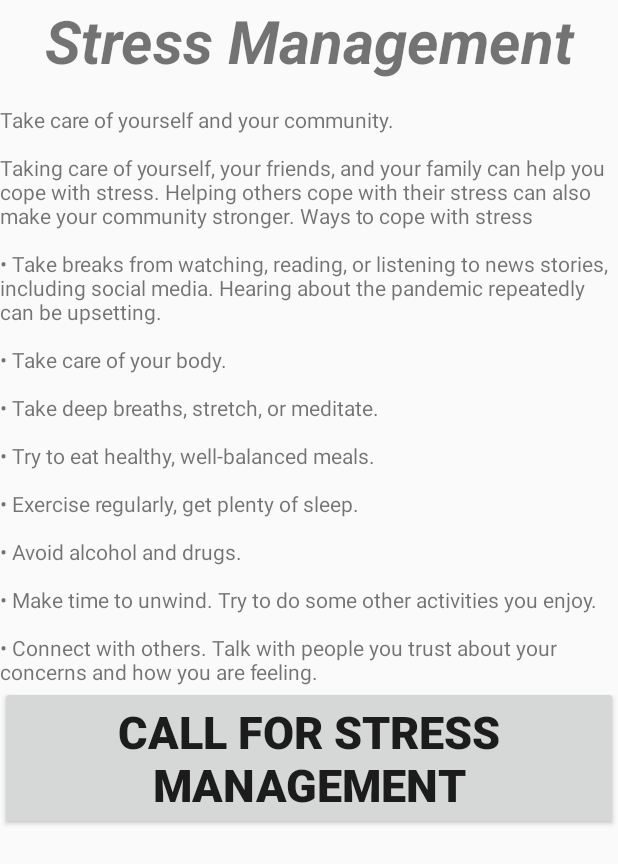
After one commit to shwetakashid12/Hack_O-_Holics, an Android app: the stress_management screen opened directly, with no data from a screen before it, on a phone screen of 412 x 824 dp. The commit adds this screen. Shown: the top 864 px of the screen. Run offline under Robolectric (Android 15) with nearby library versions, the phone set to English and light mode, and no system bars; network calls fail.

Commit message:
final project

```diff
--- /dev/null
+++ b/app/src/main/java/com/example/hackthon_covid/stress_management.java
@@ -0,0 +1,42 @@
+package com.example.hackthon_covid;
+
+import androidx.appcompat.app.AppCompatActivity;
+import androidx.core.app.ActivityCompat;
+import androidx.core.content.ContextCompat;
+
+import android.Manifest;
+import android.content.Intent;
+import android.content.pm.PackageManager;
+import android.net.Uri;
+import android.os.Bundle;
+import android.view.View;
+import android.widget.Button;
+import android.widget.TextView;
+
+public class stress_management extends AppCompatActivity {
+    private static final int req_id = 1;
+    Button b1;
+    TextView textView;
+    @Override
+    protected void onCreate(Bundle savedInstanceState) {
+        super.onCreate(savedInstanceState);
+        setContentView(R.layout.activity_stress_management);
+        b1=findViewById(R.id.b1);
+        textView=findViewById(R.id.t1);
+        b1.setOnClickListener(new View.OnClickListener() {
+            @Override
+            public void onClick(View v) {
+                Intent i1=new Intent(Intent.ACTION_CALL);
+                i1.setData(Uri.parse("tel:18009855990"));
+                if(ContextCompat.checkSelfPermission(stress_management.this,
+                        Manifest.permission.CALL_PHONE)!= PackageManager.PERMISSION_GRANTED){
+                    ActivityCompat.requestPermissions(stress_management.this,new String[]{Manifest.permission.CALL_PHONE},req_id);
+
+                }else{
+                    startActivity(i1);
+
+                }
+            }
+        });
+    }
+}
--- /dev/null
+++ b/app/src/main/res/anim/trans.xml
@@ -0,0 +1,10 @@
+<?xml version="1.0" encoding="utf-8"?>
+<set xmlns:android="http://schemas.android.com/apk/res/android">
+    <translate
+        android:fromXDelta="0%"
+        android:toXDelta="0%"
+        android:fromYDelta="200%"
+        android:toYDelta="0%"
+        android:duration ="3000"
+        android:zAdjustment = "top"></translate>
+</set>
--- a/app/src/main/res/layout/activity_main.xml
+++ b/app/src/main/res/layout/activity_main.xml
@@ -95,7 +95,7 @@ android:orientation="vertical"
             android:layout_centerVertical="true"
             android:layout_marginLeft="5dp"
             app:srcCompat="@drawable/stress"
-
+             android:onClick="get_info"
             android:layout_marginTop="25dp"
             android:clickable="true"
             android:text="Stress Managment" />
--- /dev/null
+++ b/app/src/main/res/layout/activity_stress_management.xml
@@ -0,0 +1,70 @@
+<?xml version="1.0" encoding="utf-8"?>
+<RelativeLayout xmlns:android="http://schemas.android.com/apk/res/android"
+    xmlns:app="http://schemas.android.com/apk/res-auto"
+    xmlns:tools="http://schemas.android.com/tools"
+    android:layout_width="match_parent"
+    android:layout_height="match_parent"
+    tools:context=".stress_management">
+
+    <TextView
+        android:id="@+id/t1"
+        android:layout_width="match_parent"
+        android:layout_height="match_parent"
+        android:accessibilityHeading="true"
+        android:text="Stress Management"
+        android:textAlignment="center"
+        android:textSize="40dp"
+        android:textStyle="bold|italic"></TextView>
+
+    <ScrollView
+        android:layout_marginTop="70dp"
+        android:layout_width="match_parent"
+        android:layout_height="match_parent"
+
+        android:id="@+id/sc"
+        tools:ignore="MissingConstraints">
+
+
+        <LinearLayout
+
+            android:id="@+id/ll"
+            android:layout_width="match_parent"
+            android:layout_height="match_parent"
+            android:orientation="vertical"
+            android:textAlignment="center"
+            tools:ignore="MissingConstraints">
+
+            <TextView
+                android:layout_width="match_parent"
+                android:layout_height="match_parent"
+                android:inputType="textMultiLine"
+                android:text="Take care of yourself and your community.
+\n\nTaking care of yourself, your friends, and your family can help you cope with stress. Helping others cope with their stress can also make your community stronger.
+Ways to cope with stress
+\n\n• Take breaks from watching, reading, or listening to news stories, including social media. Hearing about the pandemic repeatedly can be upsetting.
+\n\n• Take care of your body.
+\n\n• Take deep breaths, stretch, or meditate.
+\n\n• Try to eat healthy, well-balanced meals.
+\n\n• Exercise regularly, get plenty of sleep.
+\n\n• Avoid alcohol and drugs.
+\n\n• Make time to unwind. Try to do some other activities you enjoy.
+\n\n• Connect with others. Talk with people you trust about your concerns and how you are feeling.
+"></TextView>
+
+            <Button
+                android:id="@+id/b1"
+                android:layout_width="match_parent"
+                android:layout_height="wrap_content"
+                android:text="Call for Stress Management"
+                android:textSize="30dp"
+
+                android:textStyle="bold" />
+
+        </LinearLayout>
+
+
+
+    </ScrollView>
+
+
+</RelativeLayout>
```
Also changed, not shown: app/src/main/AndroidManifest.xml (+10 -2 lines), app/src/main/java/com/example/hackthon_covid/MainActivity.java (+6 -1 lines), app/src/main/java/com/example/hackthon_covid/splash.java (added, +54 -0 lines), app/src/main/res/layout/activity_splash.xml (added, +21 -0 lines), app/src/main/res/drawable/tweet.jpeg (added).
